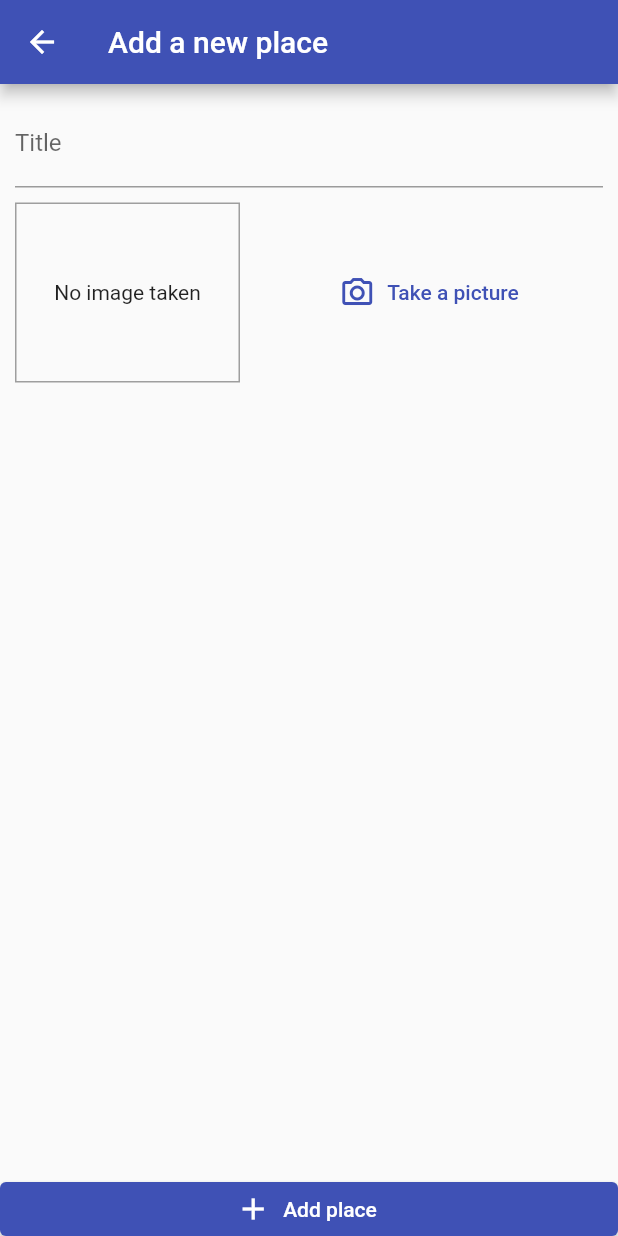
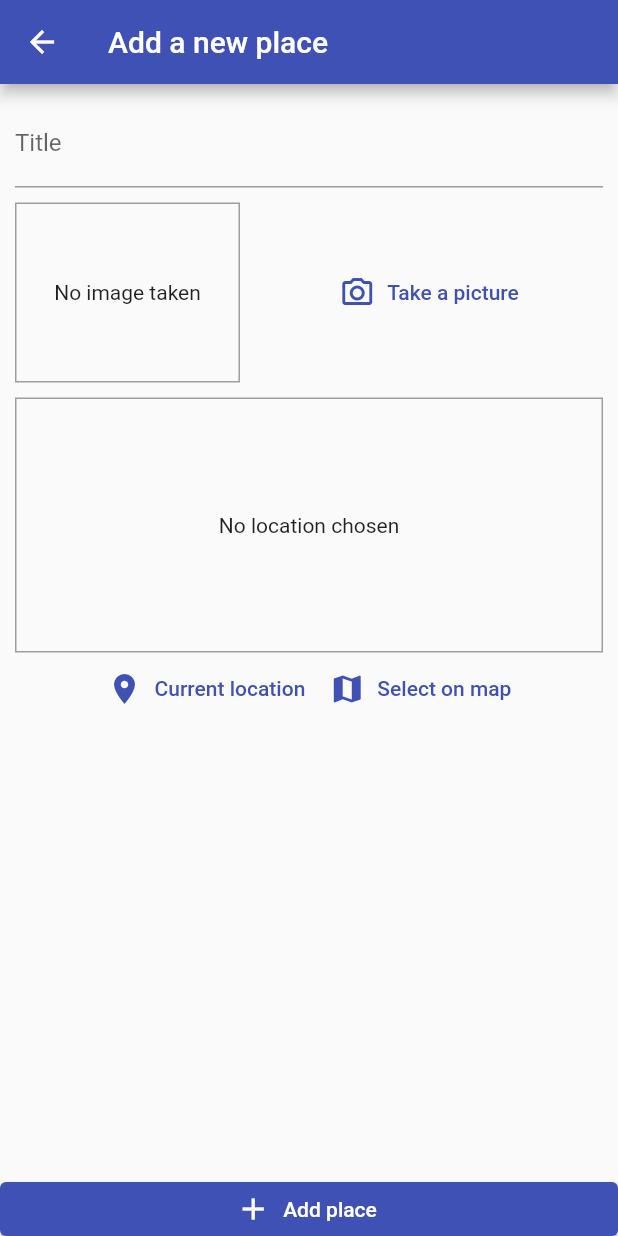
Before and after one commit to RAZMES2009/great_places, a Flutter app: the AddPlaceScreen screen opened by its route, on a phone screen of 412 x 824 dp. Run offline on Flutter 3.47's test engine with Material 2 defaults, Android fonts, the phone set to English and light mode, and no system bars; our stand-ins replace image_picker, sqflite; accounts and stored records are empty.

Commit message:
added input user location

```diff
--- a/lib/screens/add_place_screen.dart
+++ b/lib/screens/add_place_screen.dart
@@ -5,6 +5,7 @@ import 'package:provider/provider.dart';
 
 import '../providers/great_places.dart';
 import '../widgets/image_input.dart';
+import '../widgets/location_input.dart';
 
 class AddPlaceScreen extends StatefulWidget {
   static const routeName = '/add-place';
@@ -56,6 +57,10 @@ class _AddPlaceScreenState extends State<AddPlaceScreen> {
                       height: 10,
                     ),
                     ImageInput(onSelectImage: _selectImage),
+                    const SizedBox(
+                      height: 10,
+                    ),
+                    const LocationInput(),
                   ],
                 ),
               ),
--- /dev/null
+++ b/lib/widgets/location_input.dart
@@ -0,0 +1,54 @@
+import 'package:flutter/material.dart';
+
+class LocationInput extends StatefulWidget {
+  const LocationInput({Key? key}) : super(key: key);
+
+  @override
+  State<LocationInput> createState() => _LocationInputState();
+}
+
+class _LocationInputState extends State<LocationInput> {
+  String? _previewImageUrl;
+
+  @override
+  Widget build(BuildContext context) {
+    return Column(
+      children: [
+        Container(
+          decoration: BoxDecoration(
+              border: Border.all(
+            width: 1,
+            color: Colors.grey,
+          )),
+          width: double.infinity,
+          height: 170,
+          alignment: Alignment.center,
+          child: _previewImageUrl == null
+              ? const Center(
+                  child: Text('No location chosen'),
+                )
+              : Image.network(
+                  _previewImageUrl!,
+                  fit: BoxFit.cover,
+                  width: double.infinity,
+                ),
+        ),
+        Row(
+          mainAxisAlignment: MainAxisAlignment.center,
+          children: [
+            TextButton.icon(
+              icon: const Icon(Icons.location_on),
+              label: const Text('Current location'),
+              onPressed: () {},
+            ),
+            TextButton.icon(
+              icon: const Icon(Icons.map),
+              label: const Text('Select on map'),
+              onPressed: () {},
+            ),
+          ],
+        )
+      ],
+    );
+  }
+}
--- a/pubspec.yaml
+++ b/pubspec.yaml
@@ -34,6 +34,7 @@ dependencies:
   path_provider: ^2.0.9
   path: ^1.8.0
   sqflite: ^2.0.2
+  location: ^4.3.0
 
 
   # The following adds the Cupertino Icons font to your application.
```
Also changed, not shown: pubspec.lock, 2 other files.
